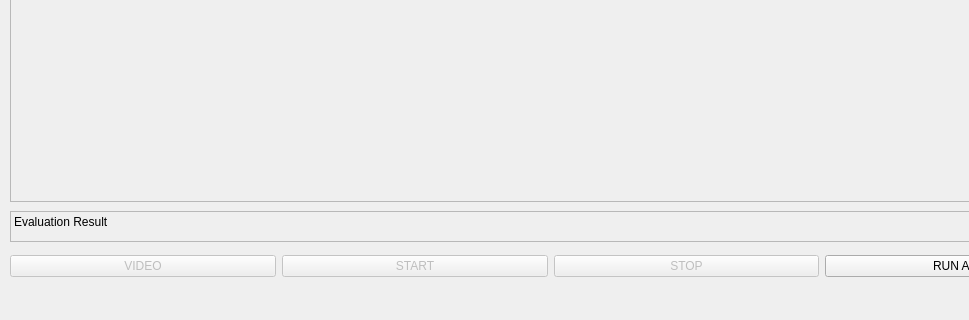
Before: the Qt Designer form src/tfe/tfe/views/tfe.ui in SKKUAutoLab/ETSS-02-VehicleDetTrack, drawn with Qt 5; both pictures show x 0 to 969 and y 519 to 839 of the 1307 by 839 pixel window.
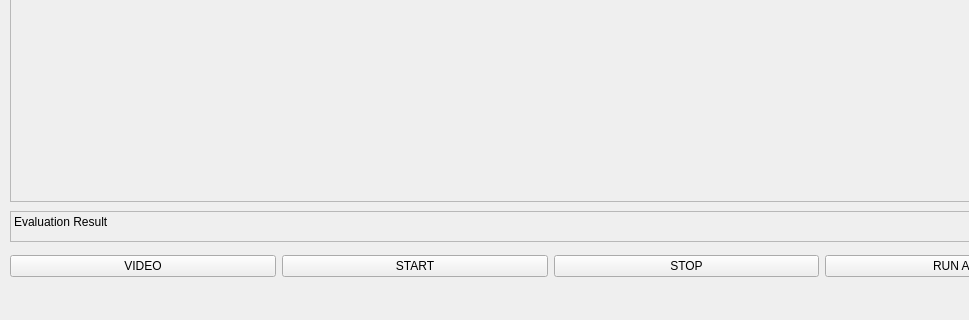
After: the same form once the commit is applied.

```diff
--- a/src/tfe/tfe/views/tfe.ui
+++ b/src/tfe/tfe/views/tfe.ui
@@ -99,9 +99,6 @@
     <layout class="QHBoxLayout" name="horizontalLayout">
      <item>
       <widget class="QPushButton" name="button_video">
-       <property name="enabled">
-        <bool>false</bool>
-       </property>
        <property name="text">
         <string>VIDEO</string>
        </property>
@@ -109,9 +106,6 @@
      </item>
      <item>
       <widget class="QPushButton" name="button_start">
-       <property name="enabled">
-        <bool>false</bool>
-       </property>
        <property name="text">
         <string>START</string>
        </property>
@@ -119,9 +113,6 @@
      </item>
      <item>
       <widget class="QPushButton" name="button_stop">
-       <property name="enabled">
-        <bool>false</bool>
-       </property>
        <property name="text">
         <string>STOP</string>
        </property>
```
Left out of the diff: 2 changed lines with no effect on the pictures.
